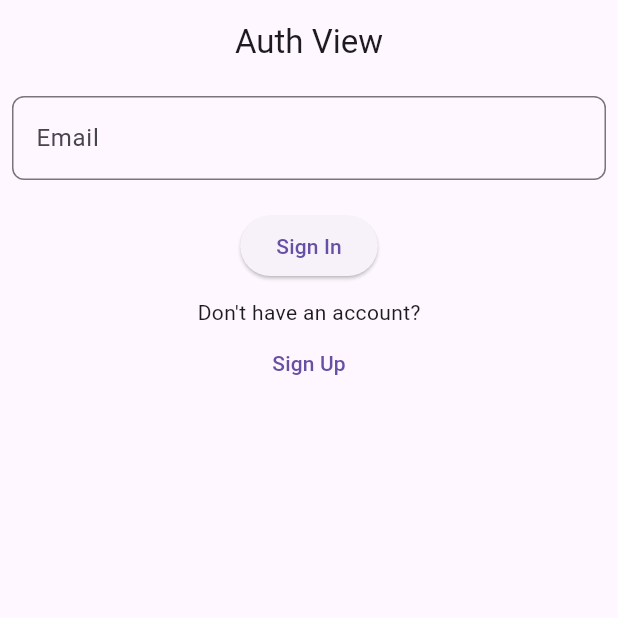
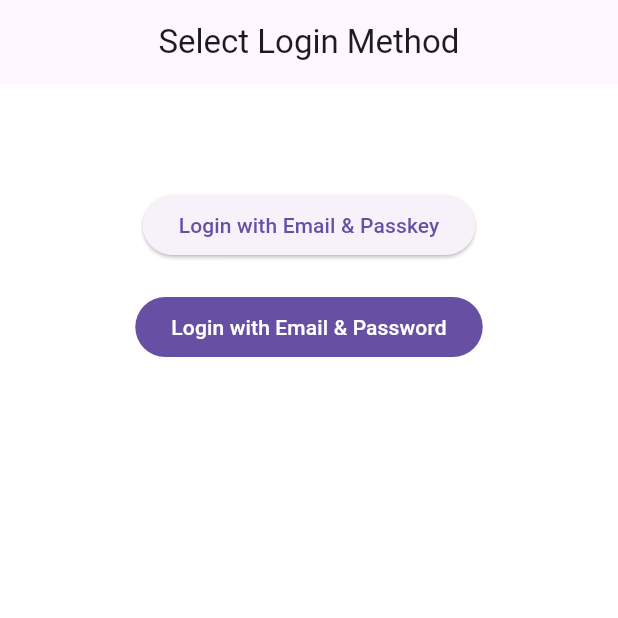
Before and after one commit to Abirul-Islam-Abir/demo-project, a Flutter app: the screen it shows after launch, on a phone screen of 412 x 824 dp, the top half of it. Run offline on Flutter 3.47's test engine with Material 3 defaults, Android fonts, the phone set to English and light mode, and no system bars; our stand-ins replace get, local_auth, shared_preferences; accounts and stored records are empty.

Commit message:
log in select view added

```diff
--- a/lib/app/modules/auth/controllers/auth_controller.dart
+++ b/lib/app/modules/auth/controllers/auth_controller.dart
@@ -50,7 +50,7 @@ class AuthController extends GetxController {
                 message: 'Please verify your email',
                 duration: Duration(seconds: 2),
               ));
-              Get.offAllNamed(Routes.AUTH);
+              Get.offAllNamed(Routes.LOGIN_SELECT);
             }
           });
           isLoading.value = false;
--- a/lib/app/modules/home/views/home_view.dart
+++ b/lib/app/modules/home/views/home_view.dart
@@ -22,7 +22,7 @@ class HomeView extends GetView<HomeController> {
           IconButton(
               onPressed: () {
                 TokenKeeper.clear();
-                Get.offAllNamed(Routes.AUTH);
+                Get.offAllNamed(Routes.LOGIN_SELECT);
               },
               icon: const Icon(Icons.logout_sharp))
         ],
--- /dev/null
+++ b/lib/app/modules/login_select/controllers/login_select_controller.dart
@@ -0,0 +1,3 @@
+import 'package:get/get.dart';
+
+class LoginSelectController extends GetxController {}
--- /dev/null
+++ b/lib/app/modules/login_select/views/login_select_view.dart
@@ -0,0 +1,39 @@
+import 'package:demo/app/routes/app_pages.dart';
+import 'package:flutter/material.dart';
+import 'package:get/get.dart';
+
+import '../controllers/login_select_controller.dart';
+
+class LoginSelectView extends GetView<LoginSelectController> {
+  const LoginSelectView({super.key});
+  @override
+  Widget build(BuildContext context) {
+    return Scaffold(
+      backgroundColor: Colors.white.withOpacity(.9),
+      appBar: AppBar(
+        title: const Text('Select Login Method'),
+        centerTitle: true,
+      ),
+      body: SingleChildScrollView(
+        child: Center(
+          child: Column(
+            children: [
+              const SizedBox(height: 70),
+              ElevatedButton(
+                  onPressed: () {
+                    Get.toNamed(Routes.AUTH);
+                  },
+                  child: const Text('Login with Email & Passkey')),
+              const SizedBox(height: 20),
+              FilledButton(
+                  onPressed: () {
+                    Get.toNamed(Routes.LOGIN);
+                  },
+                  child: const Text('Login with Email & Password')),
+            ],
+          ),
+        ),
+      ),
+    );
+  }
+}
--- a/lib/app/modules/signup/views/signup_view.dart
+++ b/lib/app/modules/signup/views/signup_view.dart
@@ -70,7 +70,7 @@ class SignupView extends GetView<SignupController> {
                           const Text('Already have an account?'),
                           TextButton(
                               onPressed: () {
-                                Get.offAllNamed(Routes.AUTH);
+                                Get.offAllNamed(Routes.LOGIN_SELECT);
                               },
                               child: const Text('Sign In')),
                         ],
--- a/lib/app/modules/splash/controllers/splash_controller.dart
+++ b/lib/app/modules/splash/controllers/splash_controller.dart
@@ -6,7 +6,7 @@ class SplashController extends GetxController {
   navigateByState() {
     Future.delayed(const Duration(seconds: 1), () {
       if (TokenKeeper.accessToken == null) {
-        Get.offAllNamed(Routes.AUTH);
+        Get.offAllNamed(Routes.LOGIN_SELECT);
       } else {
         Get.offAllNamed(Routes.HOME);
       }
--- a/lib/app/routes/app_pages.dart
+++ b/lib/app/routes/app_pages.dart
@@ -4,6 +4,10 @@ import '../modules/auth/bindings/auth_binding.dart';
 import '../modules/auth/views/auth_view.dart';
 import '../modules/home/bindings/home_binding.dart';
 import '../modules/home/views/home_view.dart';
+import '../modules/login/bindings/login_binding.dart';
+import '../modules/login/views/login_view.dart';
+import '../modules/login_select/bindings/login_select_binding.dart';
+import '../modules/login_select/views/login_select_view.dart';
 import '../modules/signup/bindings/signup_binding.dart';
 import '../modules/signup/views/signup_view.dart';
 import '../modules/splash/bindings/splash_binding.dart';
@@ -38,5 +42,15 @@ class AppPages {
       page: () => const SignupView(),
       binding: SignupBinding(),
     ),
+    GetPage(
+      name: _Paths.LOGIN,
+      page: () => const LoginView(),
+      binding: LoginBinding(),
+    ),
+    GetPage(
+      name: _Paths.LOGIN_SELECT,
+      page: () => const LoginSelectView(),
+      binding: LoginSelectBinding(),
+    ),
   ];
 }
--- a/lib/app/routes/app_routes.dart
+++ b/lib/app/routes/app_routes.dart
@@ -9,6 +9,8 @@ abstract class Routes {
   static const SPLASH = _Paths.SPLASH;
   static const AUTH = _Paths.AUTH;
   static const SIGNUP = _Paths.SIGNUP;
+  static const LOGIN = _Paths.LOGIN;
+  static const LOGIN_SELECT = _Paths.LOGIN_SELECT;
 }
 
 abstract class _Paths {
@@ -17,4 +19,6 @@ abstract class _Paths {
   static const SPLASH = '/splash';
   static const AUTH = '/auth';
   static const SIGNUP = '/signup';
+  static const LOGIN = '/login';
+  static const LOGIN_SELECT = '/login-select';
 }
```
Also changed, not shown: lib/app/modules/login/bindings/login_binding.dart (added, +12 -0 lines), lib/app/modules/login/controllers/login_controller.dart (added, +23 -0 lines), lib/app/modules/login/views/login_view.dart (added, +24 -0 lines), lib/app/modules/login_select/bindings/login_select_binding.dart (added, +12 -0 lines).
